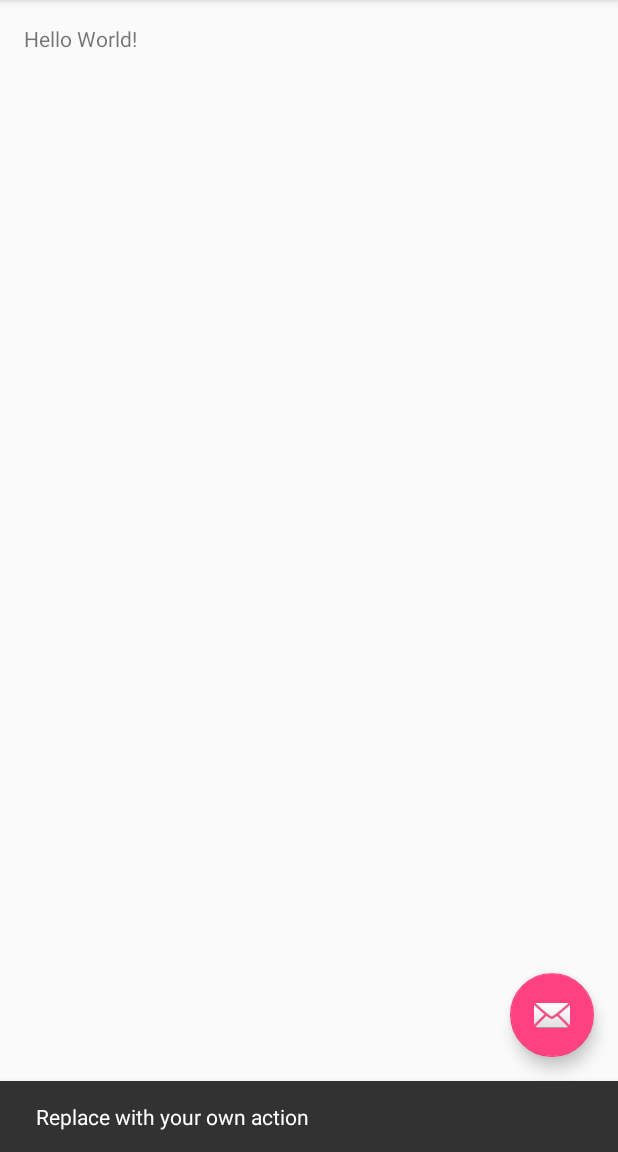
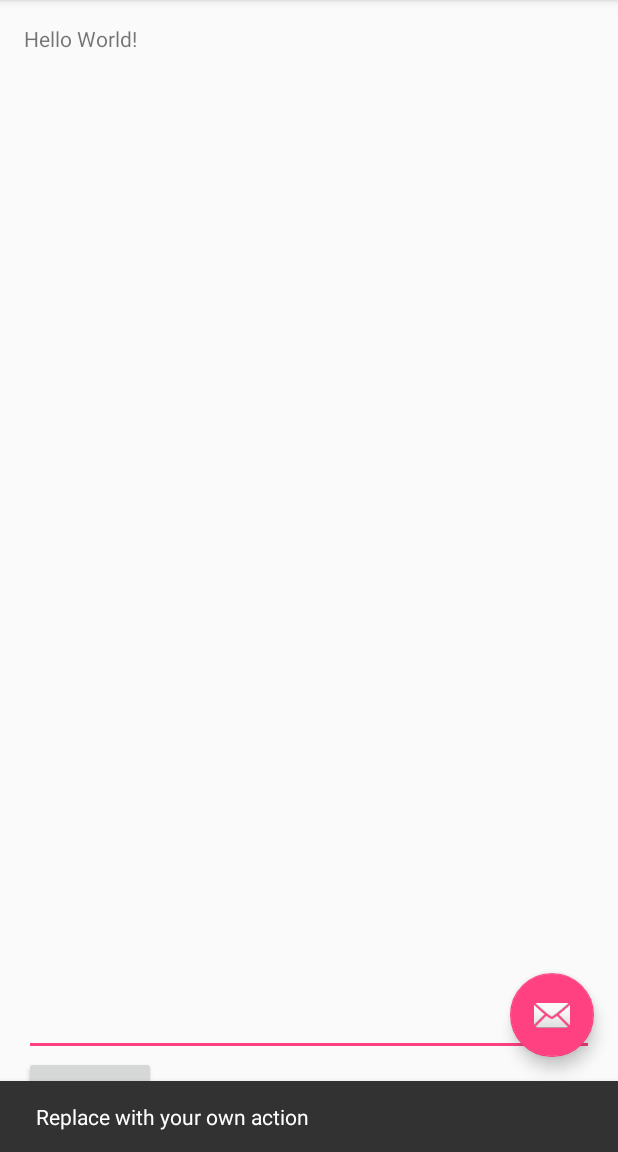
Before and after one commit to RedbirdInc/KeyboardDemo, an Android app: the screen it shows after launch (MainActivity), after a tap on an icon or button, on a phone screen of 412 x 824 dp, the part 84-1236 px from its top. Run offline under Robolectric (Android 15) with nearby library versions, the phone set to English and light mode, and no system bars.

Commit message:
星期二 2016-10-18

```diff
--- a/app/src/main/AndroidManifest.xml
+++ b/app/src/main/AndroidManifest.xml
@@ -11,6 +11,7 @@
         <activity
             android:name=".MainActivity"
             android:label="@string/app_name"
+            android:windowSoftInputMode="adjustResize"
             android:theme="@style/AppTheme.NoActionBar" >
             <intent-filter>
                 <action android:name="android.intent.action.MAIN" />
--- a/app/src/main/java/com/angcyo/keyboarddemo/MainActivity.java
+++ b/app/src/main/java/com/angcyo/keyboarddemo/MainActivity.java
@@ -1,5 +1,6 @@
 package com.angcyo.keyboarddemo;
 
+import android.app.Activity;
 import android.graphics.Rect;
 import android.os.Bundle;
 import android.support.design.widget.FloatingActionButton;
@@ -12,6 +13,8 @@ import android.view.Display;
 import android.view.Menu;
 import android.view.MenuItem;
 import android.view.View;
+import android.view.ViewGroup;
+import android.view.Window;
 
 public class MainActivity extends AppCompatActivity {
 
@@ -19,6 +22,45 @@ public class MainActivity extends AppCompatActivity {
     View mContentView;
 
     View mActionBar;
+    View mEmojiLayout;
+
+    int keyboardHeight = 300;
+
+    /**
+     * 屏幕高度, 包括状态栏的高度,和底部虚拟导航栏的高度
+     */
+    public static int getScreenHeight(Activity activity) {
+        Rect out = new Rect();
+        activity.getWindow().getDecorView().getHitRect(out);
+        return out.height();
+    }
+
+    /**
+     * 窗口的高度,包括状态栏的高度
+     */
+    public static int getWindowHeight(Activity activity) {
+        Rect out = new Rect();
+        activity.getWindow().findViewById(Window.ID_ANDROID_CONTENT).getHitRect(out);
+        return out.height();
+    }
+
+    /**
+     * 导航栏的高度
+     */
+    public static int getNavigationHeight(Activity activity) {
+        int screenHeight = getScreenHeight(activity);
+        int windowHeight = getWindowHeight(activity);
+        return screenHeight - windowHeight;
+    }
+
+    /**
+     * 状态栏的高度
+     */
+    public static int getStatusHeight(Activity activity) {
+        Rect out = new Rect();
+        activity.getWindow().getDecorView().getWindowVisibleDisplayFrame(out);
+        return out.top;
+    }
 
     @Override
     protected void onCreate(Bundle savedInstanceState) {
@@ -30,6 +72,7 @@ public class MainActivity extends AppCompatActivity {
 
         mContentView = findViewById(R.id.content_main);
         mActionBar = findViewById(R.id.action_bar);
+        mEmojiLayout = findViewById(R.id.emoji_layout);
 
         FloatingActionButton fab = (FloatingActionButton) findViewById(R.id.fab);
         fab.setOnClickListener(new View.OnClickListener() {
@@ -39,6 +82,7 @@ public class MainActivity extends AppCompatActivity {
                         .setAction("Action", null).show();
 
                 View decorView = getWindow().getDecorView();
+                View windowView = getWindow().findViewById(Window.ID_ANDROID_CONTENT);
                 logScreen();
 
                 logView(mActionBar);
@@ -48,13 +92,34 @@ public class MainActivity extends AppCompatActivity {
 
                 logHit(mContentView);
                 logHit(decorView);
+                logHit(windowView);
 
                 logVisible(mContentView);
                 logVisible(decorView);//test test
+                logVisible(windowView);//test test
+
+                logHeight();
             }
         });
 
+        mContentView.addOnLayoutChangeListener(new View.OnLayoutChangeListener() {
+            @Override
+            public void onLayoutChange(View v, int left, int top, int right, int bottom, int oldLeft, int oldTop, int oldRight, int oldBottom) {
+//                keyboardHeight = getScreenHeight() -
+            }
+        });
 
+    }
+
+    public void onButton(View view) {
+        ViewGroup.LayoutParams layoutParams = mContentView.getLayoutParams();
+//        layoutParams.height =
+    }
+
+    private void logHeight() {
+        String log = String.format("屏幕高度:%s 窗口高度:%s 状态栏高度:%s 导航栏高度:%s",
+                getScreenHeight(this), getWindowHeight(this), getStatusHeight(this), getNavigationHeight(this));
+        Log.i(TAG, "logHeight: " + log );
     }
 
     private void logScreen() {
--- a/app/src/main/res/layout/content_main.xml
+++ b/app/src/main/res/layout/content_main.xml
@@ -1,21 +1,44 @@
 <?xml version="1.0" encoding="utf-8"?>
 <RelativeLayout
     xmlns:android="http://schemas.android.com/apk/res/android"
+    xmlns:app="http://schemas.android.com/apk/res-auto"
     xmlns:tools="http://schemas.android.com/tools"
-    xmlns:app="http://schemas.android.com/apk/res-auto"
     android:id="@+id/content_main"
     android:layout_width="match_parent"
     android:layout_height="match_parent"
+    android:paddingBottom="@dimen/activity_vertical_margin"
     android:paddingLeft="@dimen/activity_horizontal_margin"
     android:paddingRight="@dimen/activity_horizontal_margin"
     android:paddingTop="@dimen/activity_vertical_margin"
-    android:paddingBottom="@dimen/activity_vertical_margin"
     app:layout_behavior="@string/appbar_scrolling_view_behavior"
-    tools:showIn="@layout/activity_main"
-    tools:context="com.angcyo.keyboarddemo.MainActivity">
+    tools:context="com.angcyo.keyboarddemo.MainActivity"
+    tools:showIn="@layout/activity_main">
 
     <TextView
         android:layout_width="wrap_content"
         android:layout_height="wrap_content"
-        android:text="Hello World!" />
+        android:text="Hello World!"/>
+
+    <LinearLayout
+        android:layout_width="match_parent"
+        android:layout_height="wrap_content"
+        android:layout_alignParentBottom="true"
+        android:orientation="vertical">
+
+        <EditText
+            android:layout_width="match_parent"
+            android:layout_height="wrap_content"/>
+
+        <Button
+            android:layout_width="wrap_content"
+            android:layout_height="wrap_content"
+            android:onClick="onButton"
+            android:text="Button"/>
+
+        <RelativeLayout
+            android:id="@+id/emoji_layout"
+            android:layout_width="match_parent"
+            android:layout_height="wrap_content"/>
+    </LinearLayout>
+
 </RelativeLayout>
```
